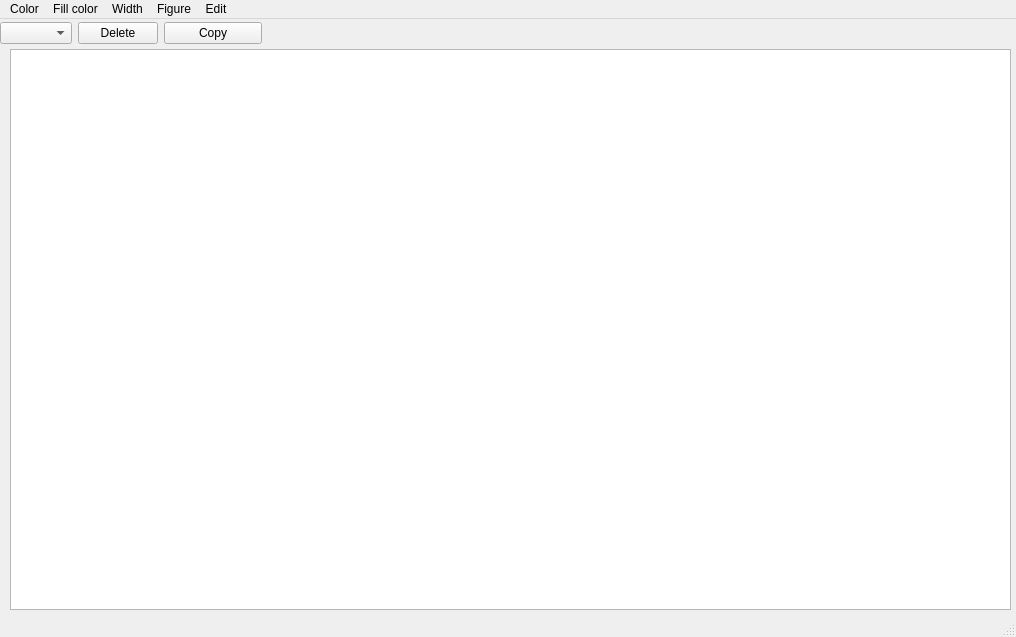
Old version of the form PaintProject/mainwindow.ui in the repository ACC-Stas/PaintLab.
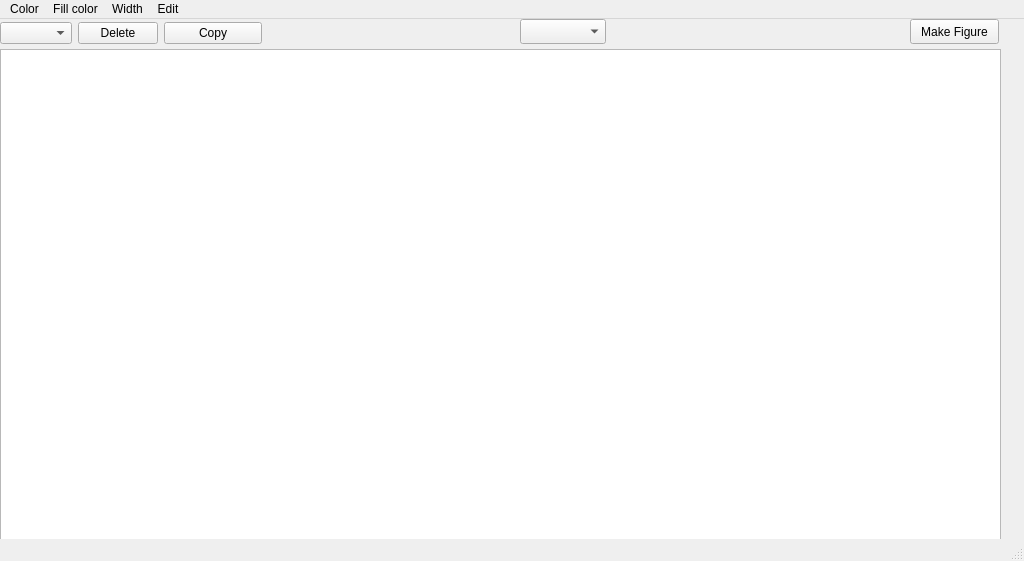
New version of the form.

Commit message: make dynamic list of figure types

What changed in the file:
```diff
--- a/PaintProject/mainwindow.ui
+++ b/PaintProject/mainwindow.ui
@@ -6,8 +6,8 @@
    <rect>
     <x>0</x>
     <y>0</y>
-    <width>1016</width>
-    <height>637</height>
+    <width>1024</width>
+    <height>561</height>
    </rect>
   </property>
   <property name="windowTitle">
@@ -17,7 +17,7 @@
    <widget class="QGraphicsView" name="graphicsView">
     <property name="geometry">
      <rect>
-      <x>10</x>
+      <x>0</x>
       <y>30</y>
       <width>1001</width>
       <height>561</height>
@@ -27,7 +27,7 @@
      <bool>true</bool>
     </property>
    </widget>
-   <widget class="QWidget" name="">
+   <widget class="QWidget" name="layoutWidget">
     <property name="geometry">
      <rect>
       <x>0</x>
@@ -60,13 +60,36 @@
      </item>
     </layout>
    </widget>
+   <widget class="QPushButton" name="make_figure_button">
+    <property name="geometry">
+     <rect>
+      <x>910</x>
+      <y>0</y>
+      <width>89</width>
+      <height>25</height>
+     </rect>
+    </property>
+    <property name="text">
+     <string>Make Figure</string>
+    </property>
+   </widget>
+   <widget class="QComboBox" name="figure_types_list">
+    <property name="geometry">
+     <rect>
+      <x>520</x>
+      <y>0</y>
+      <width>86</width>
+      <height>25</height>
+     </rect>
+    </property>
+   </widget>
   </widget>
   <widget class="QMenuBar" name="menubar">
    <property name="geometry">
     <rect>
      <x>0</x>
      <y>0</y>
-     <width>1016</width>
+     <width>1024</width>
      <height>22</height>
     </rect>
    </property>
@@ -95,16 +118,6 @@
     <addaction name="actionGreen_2"/>
     <addaction name="actionBlue_2"/>
    </widget>
-   <widget class="QMenu" name="menuFigure">
-    <property name="title">
-     <string>Figure</string>
-    </property>
-    <addaction name="actionLine"/>
-    <addaction name="actionRectangle"/>
-    <addaction name="actionEllipse"/>
-    <addaction name="actionPolygon"/>
-    <addaction name="actionPolyline"/>
-   </widget>
    <widget class="QMenu" name="menuEdit">
     <property name="title">
      <string>Edit</string>
@@ -115,7 +128,6 @@
    <addaction name="menuColor"/>
    <addaction name="menuFill_color"/>
    <addaction name="menuWidth"/>
-   <addaction name="menuFigure"/>
    <addaction name="menuEdit"/>
   </widget>
   <widget class="QStatusBar" name="statusbar"/>
```
The commit also changes 21 other files.
